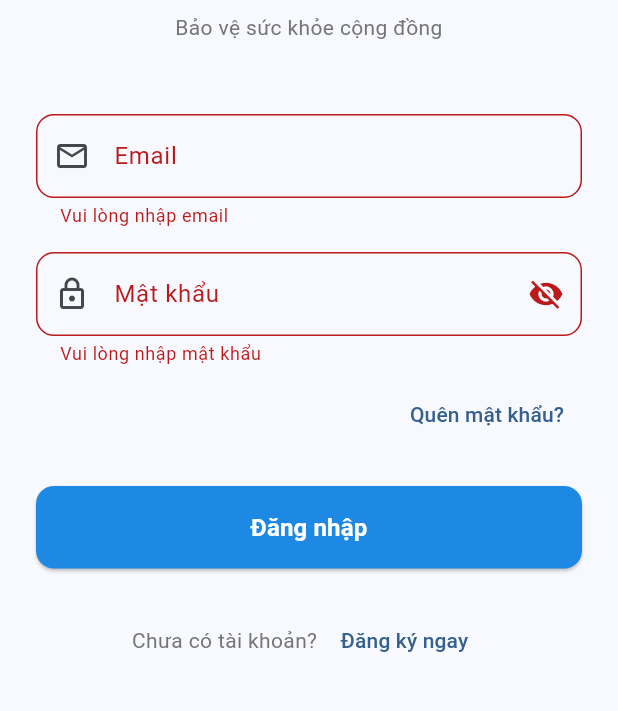
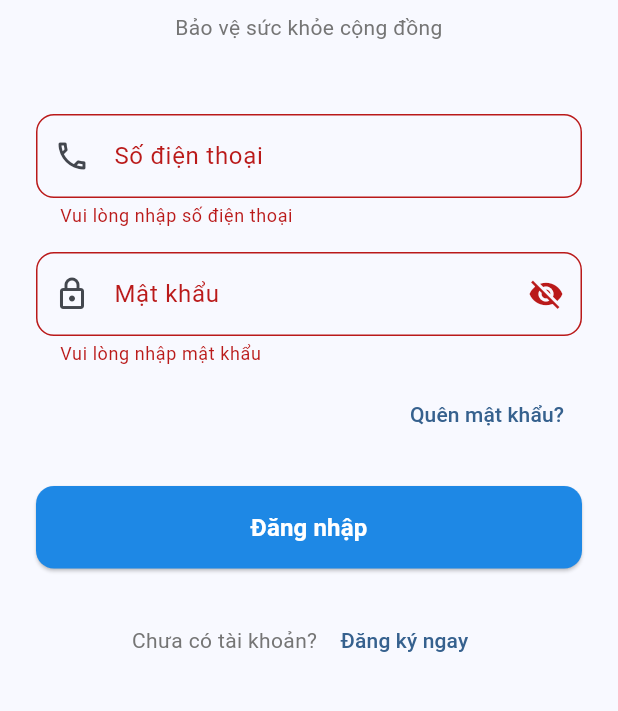
Before and after one commit to miin000/SafeZone_Flutter, a Flutter app: the screen it shows after launch, after a tap on "Đăng nhập", on a phone screen of 412 x 824 dp, the part 339-1050 px from its top. Run offline on Flutter 3.47's test engine with Material 3 defaults, Android fonts, the phone set to English and light mode, and no system bars; our stand-ins replace dio, equatable, geolocator, hive, hive_flutter, image_picker and 1 more; accounts and stored records are empty; statements that could not run were skipped.

Commit message:
feat(notificaton2)

```diff
--- a/lib/app.dart
+++ b/lib/app.dart
@@ -96,13 +96,9 @@ class _AuthWrapperState extends State<AuthWrapper> {
         print('Updated PostProvider with current user: ${authProvider.user?.name}');
       }
 
-      // Kiểm tra nếu chưa có post nào thì thêm mock data
-      if (postProvider.posts.isEmpty) {
-        print('🔄 Initializing mock data...');
-        postProvider.addMockPostsForTesting();
-      } else {
-        print('✅ Mock data already exists, skipping initialization');
-      }
+      // Load posts from API/database instead of using mock data
+      print('🔄 Loading posts from database...');
+      postProvider.refreshPosts();
     });
   }
 
--- a/lib/data/adapters/hive_adapters.dart
+++ b/lib/data/adapters/hive_adapters.dart
@@ -68,9 +68,11 @@ class PostModelAdapter extends TypeAdapter<PostModel> {
         status: status,
         location: location,
         diseaseType: diseaseType,
+        author: null, // Author is not persisted in Hive to avoid circular references
         authorId: authorId,
         helpfulCount: helpfulCount,
         notHelpfulCount: notHelpfulCount,
+        userReactions: {}, // userReactions are not persisted in Hive
         createdAt: createdAt,
         updatedAt: updatedAt,
       );
--- a/lib/data/datasources/remote/auth_remote_datasource.dart
+++ b/lib/data/datasources/remote/auth_remote_datasource.dart
@@ -6,7 +6,7 @@ import '../../../core/utils/storage_utils.dart';
 import '../../models/user_model.dart';
 
 abstract class AuthRemoteDatasource {
-  Future<AuthResponse> login(String email, String password);
+  Future<AuthResponse> login(String phone, String password);
   Future<AuthResponse> register(String email, String password, String name, String? phone);
   Future<UserModel> getProfile();
   Future<UserModel> updateProfile(Map<String, dynamic> data);
@@ -21,12 +21,12 @@ class AuthRemoteDatasourceImpl implements AuthRemoteDatasource {
       : _apiClient = apiClient ?? ApiClient.instance;
 
   @override
-  Future<AuthResponse> login(String email, String password) async {
+  Future<AuthResponse> login(String phone, String password) async {
     try {
       final response = await _apiClient.post(
         ApiConstants.login,
         data: {
-          'email': email,
+          'phone': phone,
           'password': password,
         },
       );
@@ -132,7 +132,7 @@ class AuthRemoteDatasourceImpl implements AuthRemoteDatasource {
             message = 'Dữ liệu không hợp lệ';
             break;
           case 401:
-            message = 'Email hoặc mật khẩu không đúng';
+            message = 'Số điện thoại hoặc mật khẩu không đúng';
             break;
           case 409:
             message = 'Email đã được sử dụng';
--- a/lib/data/models/create_post_request.dart
+++ b/lib/data/models/create_post_request.dart
@@ -3,14 +3,12 @@ class CreatePostRequest {
   final List<String> imageUrls;
   final String? location;
   final String? diseaseType;
-  final String source;
 
   const CreatePostRequest({
     required this.content,
     this.imageUrls = const [],
     this.location,
     this.diseaseType,
-    this.source = 'citizen',
   });
 
   Map<String, dynamic> toJson() {
@@ -19,7 +17,6 @@ class CreatePostRequest {
       'imageUrls': imageUrls,
       if (location != null) 'location': location,
       if (diseaseType != null) 'diseaseType': diseaseType,
-      'source': source,
     };
   }
 }
--- a/lib/data/repositories/auth_repository_impl.dart
+++ b/lib/data/repositories/auth_repository_impl.dart
@@ -3,7 +3,7 @@ import '../datasources/remote/auth_remote_datasource.dart';
 import '../models/user_model.dart';
 
 abstract class AuthRepository {
-  Future<AuthResponse> login(String email, String password);
+  Future<AuthResponse> login(String phone, String password);
   Future<AuthResponse> register(String email, String password, String name, String? phone);
   Future<UserModel> getProfile();
   Future<UserModel> updateProfile(Map<String, dynamic> data);
@@ -18,8 +18,8 @@ class AuthRepositoryImpl implements AuthRepository {
       : _remoteDatasource = remoteDatasource ?? AuthRemoteDatasourceImpl();
 
   @override
-  Future<AuthResponse> login(String email, String password) {
-    return _remoteDatasource.login(email, password);
+  Future<AuthResponse> login(String phone, String password) {
+    return _remoteDatasource.login(phone, password);
   }
 
   @override
--- a/lib/presentation/providers/auth_provider.dart
+++ b/lib/presentation/providers/auth_provider.dart
@@ -70,12 +70,12 @@ class AuthProvider extends ChangeNotifier {
   }
 
   // Login
-  Future<bool> login(String email, String password) async {
+  Future<bool> login(String phone, String password) async {
     _setStatus(AuthStatus.loading);
     _setError(null);
 
     try {
-      final response = await _repository.login(email, password);
+      final response = await _repository.login(phone, password);
       _user = response.user;
       _setStatus(AuthStatus.authenticated);
       return true;
--- a/lib/presentation/screens/auth/login_screen.dart
+++ b/lib/presentation/screens/auth/login_screen.dart
@@ -12,13 +12,13 @@ class LoginScreen extends StatefulWidget {
 
 class _LoginScreenState extends State<LoginScreen> {
   final _formKey = GlobalKey<FormState>();
-  final _emailController = TextEditingController();
+  final _phoneController = TextEditingController();
   final _passwordController = TextEditingController();
   bool _obscurePassword = true;
 
   @override
   void dispose() {
-    _emailController.dispose();
+    _phoneController.dispose();
     _passwordController.dispose();
     super.dispose();
   }
@@ -28,7 +28,7 @@ class _LoginScreenState extends State<LoginScreen> {
 
     final authProvider = context.read<AuthProvider>();
     final success = await authProvider.login(
-      _emailController.text.trim(),
+      _phoneController.text.trim(),
       _passwordController.text,
     );
 
@@ -87,23 +87,23 @@ class _LoginScreenState extends State<LoginScreen> {
                         ),
                         const SizedBox(height: 48),
 
-                        // Email field
+                        // Phone field
                         TextFormField(
-                          controller: _emailController,
+                          controller: _phoneController,
                           decoration: InputDecoration(
-                            labelText: 'Email',
-                            prefixIcon: const Icon(Icons.email_outlined),
+                            labelText: 'Số điện thoại',
+                            prefixIcon: const Icon(Icons.phone_outlined),
                             border: OutlineInputBorder(
                               borderRadius: BorderRadius.circular(12),
                             ),
                           ),
-                          keyboardType: TextInputType.emailAddress,
+                          keyboardType: TextInputType.phone,
                           validator: (value) {
                             if (value == null || value.trim().isEmpty) {
-                              return 'Vui lòng nhập email';
+                              return 'Vui lòng nhập số điện thoại';
                             }
-                            if (!value.contains('@')) {
-                              return 'Email không hợp lệ';
+                            if (value.trim().length < 9) {
+                              return 'Số điện thoại không hợp lệ';
                             }
                             return null;
                           },
--- a/lib/presentation/screens/notifications/notifications_screen.dart
+++ b/lib/presentation/screens/notifications/notifications_screen.dart
@@ -1,6 +1,5 @@
 import 'package:flutter/material.dart';
 import 'package:provider/provider.dart';
-import 'package:mobile_flutter/data/mock_data/mock_notifications.dart';
 import 'package:mobile_flutter/data/models/notification_model.dart';
 import 'package:mobile_flutter/data/models/post_model.dart';
 import 'package:mobile_flutter/presentation/providers/post_provider.dart';
@@ -30,7 +29,7 @@ class _NotificationsScreenState extends State<NotificationsScreen>
 
   void _loadNotifications() {
     setState(() {
-      _notifications = MockNotifications.notifications;
+      _notifications = [];
       _unreadCount = _notifications.where((n) => !n.isRead).length;
     });
   }
```
Also changed, not shown: lib/presentation/screens/community/widgets/create_post_dialog.dart (+0 -37 lines), lib/presentation/screens/notifications/create_post_screen.dart (+0 -57 lines).
